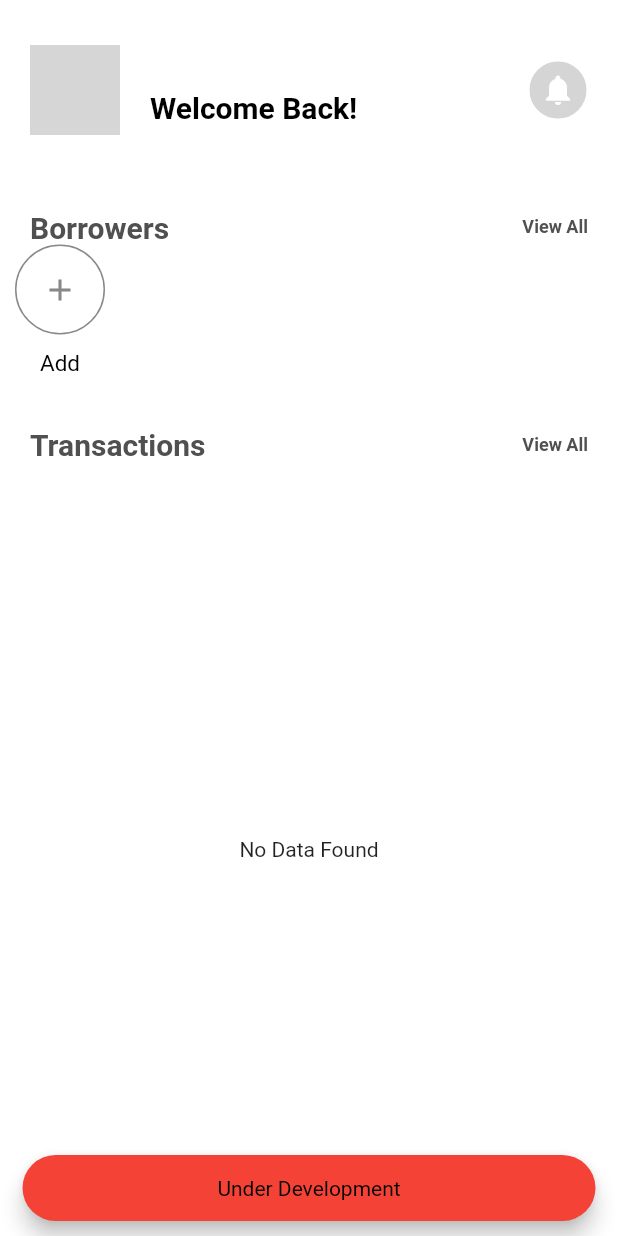
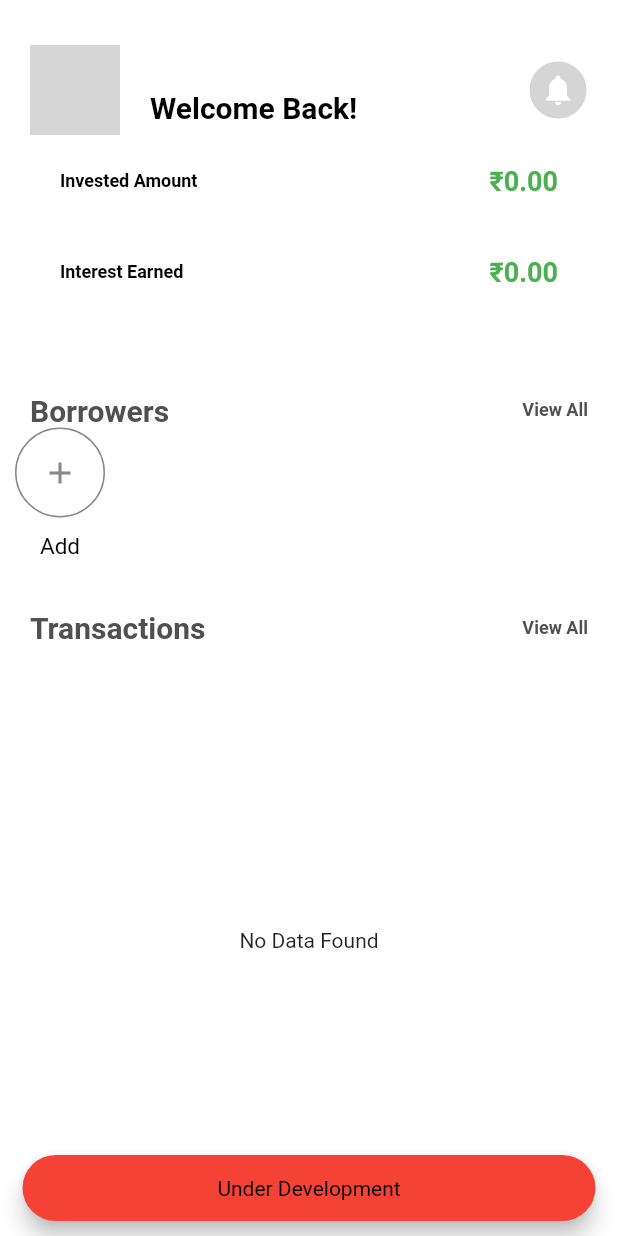
Before and after one commit to ankit0696/loan-app, a Flutter app: the Home screen opened directly with empty values, after a tap on the "notifications" icon, on a phone screen of 412 x 824 dp. Run offline on Flutter 3.47's test engine with Material 2 defaults, Android fonts, the phone set to English and light mode, and no system bars; our stand-ins replace cloud_firestore, firebase_auth, firebase_core, firebase_storage, flutter_local_notifications, google_sign_in and 6 more; accounts and stored records are empty; network calls fail; grey boxes are pictures that could not be loaded.

Commit message:
fixed add transaction bug and date selector

```diff
--- a/lib/services/firestore_service.dart
+++ b/lib/services/firestore_service.dart
@@ -11,7 +11,6 @@ import 'package:loan_app/models/transaction.dart';
 import 'package:loan_app/models/user.dart';
 import 'package:loan_app/services/auth_service.dart';
 import 'package:loan_app/services/notification_service.dart';
-import 'package:shared_preferences/shared_preferences.dart';
 
 class FirestoreService {
   final NotificationService _notificationService = NotificationService();
@@ -410,6 +409,77 @@ class FirestoreService {
     }
   }
 
+  // Function to get the total invested amount for a lender
+  Future<double> getTotalInvestedAmount(String lenderId) async {
+    try {
+      QuerySnapshot loansSnapshot = await _db
+          .collection(_losnCollection)
+          .where('lenderId', isEqualTo: lenderId)
+          .get();
+
+      double totalInvestedAmount = 0;
+
+      for (QueryDocumentSnapshot loanDoc in loansSnapshot.docs) {
+        // Calculate and add the loan amount to the total invested amount
+        double loanAmount = loanDoc.get('amount');
+        totalInvestedAmount += loanAmount;
+      }
+
+      return totalInvestedAmount;
+    } catch (e) {
+      print(e);
+      return 0.0; // Return 0 in case of an error
+    }
+  }
+
+  // // Function to get the total interest earned for a lender
+  // Future<double> getTotalInterestEarned(String lenderId) async {
+  //   try {
+  //     QuerySnapshot transactionsSnapshot = await _db
+  //         .collection(_transactionCollection)
+  //         .where('lenderId', isEqualTo: lenderId)
+  //         .get();
+
+  //     double totalIntrestEarned = 0;
+
+  //     for (QueryDocumentSnapshot transactionDoc in transactionsSnapshot.docs) {
+  //       // Calculate and add the principal earned to the total principal earned get amoutn where transaction
+  //       double principalEarned = transactionDoc.get('amount');
+  //       totalIntrestEarned += principalEarned;
+  //     }
+
+  //     return totalIntrestEarned;
+  //   } catch (e) {
+  //     print(e);
+  //     return 0.0; // Return 0 in case of an error
+  //   }
+  // }
+
+  Future<double> getTotalInterestEarned(String lenderId) async {
+    try {
+      QuerySnapshot transactionsSnapshot = await _db
+          .collection(_transactionCollection)
+          .where('lenderId', isEqualTo: lenderId)
+          .get();
+
+      double totalInterestEarned = 0;
+
+      for (QueryDocumentSnapshot transactionDoc in transactionsSnapshot.docs) {
+        String transactionType = transactionDoc.get('transactionType');
+        if (transactionType == 'interest') {
+          // If the transaction type is 'interest', add the amount to the total interest earned
+          double interestAmount = transactionDoc.get('amount');
+          totalInterestEarned += interestAmount;
+        }
+      }
+
+      return totalInterestEarned;
+    } catch (e) {
+      print(e);
+      return 0.0; // Return 0 in case of an error
+    }
+  }
+
   // Future<String> uploadImage(XFile image, String lenderId, String loanId, String colateral) async {
   //   try {
   //       final ref =
--- a/lib/ui/views/home.dart
+++ b/lib/ui/views/home.dart
@@ -18,7 +18,6 @@ import 'package:loan_app/ui/widgets/circular_avatar.dart';
 import 'package:loan_app/ui/widgets/custom_snackbar.dart';
 import 'package:loan_app/ui/widgets/formate_amount.dart';
 import 'package:loan_app/ui/widgets/header.dart';
-import 'package:timezone/timezone.dart' as tz;
 
 class HomePage extends StatelessWidget {
   const HomePage({super.key});
@@ -118,11 +117,31 @@ class _HomeState extends State<Home> {
 
   NotificationService notificationService = NotificationService();
 
+// financial information
+  double totalInvestedAmount = 0;
+  double totalInterestEarned = 0;
+  double totalPrincipalEarned = 0;
+
   @override
   void initState() {
     notificationService.getNotificationPermission();
     notificationService.initializeNotification();
+    fetchFinancialInformation();
+
     super.initState();
+  }
+
+  Future<void> fetchFinancialInformation() async {
+    String lenderId = AuthService().user.uid;
+    totalInvestedAmount =
+        await FirestoreService().getTotalInvestedAmount(lenderId);
+    totalInterestEarned =
+        await FirestoreService().getTotalInterestEarned(lenderId);
+    // totalPrincipalEarned =
+    //     await FirestoreService().getTotalPrincipalEarned(lenderId);
+    setState(() {
+      // Refresh the UI to display the results
+    });
   }
 
   @override
@@ -193,7 +212,9 @@ class _HomeState extends State<Home> {
         ),
         // color: Colors.grey[400],
       ),
-      child: Row(
+      child: Column(
+        children: [
+          Row(
             mainAxisAlignment: MainAxisAlignment.spaceBetween,
             children: [
               Row(
@@ -256,6 +277,57 @@ class _HomeState extends State<Home> {
                 ),
               ),
             ],
+          ),
+          Column(
+            children: [
+              _financialInformationCard("Invested Amount", totalInvestedAmount),
+              _financialInformationCard("Interest Earned", totalInterestEarned),
+              // _financialInformationCard(
+              //     "Principal Earned", totalPrincipalEarned),
+            ],
+          )
+        ],
+      ),
+    );
+  }
+
+  Widget _financialInformationCard(String title, double amount) {
+    return InkWell(
+      onDoubleTap: () {
+        // fetchFinancialInformation call the function
+        fetchFinancialInformation();
+      },
+      child: Container(
+        width: double.infinity,
+        margin: const EdgeInsets.all(10.0),
+        padding: const EdgeInsets.all(10.0),
+        decoration: BoxDecoration(
+          color: Colors.white,
+          borderRadius: BorderRadius.circular(10.0),
+        ),
+        child: Row(
+          crossAxisAlignment: CrossAxisAlignment.center,
+          mainAxisAlignment: MainAxisAlignment.spaceBetween,
+          children: [
+            Text(
+              title,
+              style: const TextStyle(
+                color: Colors.black,
+                fontSize: 12.0,
+                fontWeight: FontWeight.bold,
+              ),
+            ),
+            Text(
+              formatAmount(amount),
+              // "\$${amount.toStringAsFixed(2)}",
+              style: const TextStyle(
+                color: Colors.green,
+                fontSize: 18.0,
+                fontWeight: FontWeight.bold,
+              ),
+            ),
+          ],
+        ),
       ),
     );
   }
--- a/lib/ui/views/transaction.dart
+++ b/lib/ui/views/transaction.dart
@@ -111,16 +111,13 @@ class _TransactionState extends State<Transaction> {
   void initState() {
     super.initState();
     _transactionType = 'interest'; // set the default transaction type
-    _dateController.text = DateFormat('dd-MM-yyyy').format(DateTime.now());
-    // print('last transaction ${widget.lastTransaction?.amount}');
-    // _dueDate = widget.loan.date.month < 12
-    //     ? DateTime(widget.loan.date.year, widget.loan.date.month + 1,
-    //         widget.loan.date.day)
-    //     : DateTime(widget.loan.date.year + 1, 1, widget.loan.date.day);
 
+    // set an initial date
+    _dateController.text = DateFormat('yyyy-MM-dd').format(DateTime.now());
     // use the last transaction due date as the due date for the new transaction
     if (widget.lastTransaction != null) {
       _dueDate = widget.lastTransaction![0].dueDate;
+      print("Due date::::::::::::: ${_dueDate}");
     } else {
       _dueDate = widget.loan.date.month < 12
           ? DateTime(widget.loan.date.year, widget.loan.date.month + 1,
@@ -269,6 +266,26 @@ class _TransactionState extends State<Transaction> {
               ? DateTime(_dueDate.year, _dueDate.month + 1, _dueDate.day)
               : DateTime(_dueDate.year + 1, 1, _dueDate.day);
         }
+      } else {
+        // diew date +1
+        _dueDate = _dueDate.month < 12
+            ? DateTime(_dueDate.year, _dueDate.month + 1, _dueDate.day)
+            : DateTime(_dueDate.year + 1, 1, _dueDate.day);
+
+        transactions.add(TransactionModel(
+          id: '',
+          amount: interestAmount,
+          date: DateTime.now(),
+          createdDate: DateTime.now(),
+          dueDate: _dueDate,
+          borrowerId: widget.loan.borrowerId,
+          loanId: widget.loan.id,
+          lenderId: widget.loan.lenderId,
+          description: _descriptionController.text.isNotEmpty
+              ? _descriptionController.text
+              : null,
+          transactionType: _transactionType,
+        ));
       }
 
       while (amountLeft > interestAmount) {
@@ -433,10 +450,12 @@ class _TransactionState extends State<Transaction> {
                                 if (value == null || value.isEmpty) {
                                   return 'Please enter a date';
                                 }
-                                // final date = DateTime.tryParse(value);
-                                // if (date == null) {
-                                //   return 'Please enter a valid date';
-                                // }
+                                print(
+                                    "value============================ ${value}");
+
+                                if (DateTime.parse(value) == null) {
+                                  return 'Please enter a valid date';
+                                }
                                 return null;
                               },
                               onTap: () async {
--- a/pubspec.yaml
+++ b/pubspec.yaml
@@ -51,6 +51,12 @@ dev_dependencies:
   flutter_test:
     sdk: flutter
 
+  flutter_launcher_icons: ^0.13.1
+
+flutter_launcher_icons:
+  android: 'launcher_icon'
+  image_path: 'assets/images/app_logo.png'
+
 # For information on the generic Dart part of this file, see the
 # following page: https://dart.dev/tools/pub/pubspec
 # The following section is specific to Flutter packages.
```
Also changed, not shown: lib/ui/widgets/financial_information.dart (added), pubspec.lock, 6 other files. Lines whose indentation alone changed are shown as unchanged.
